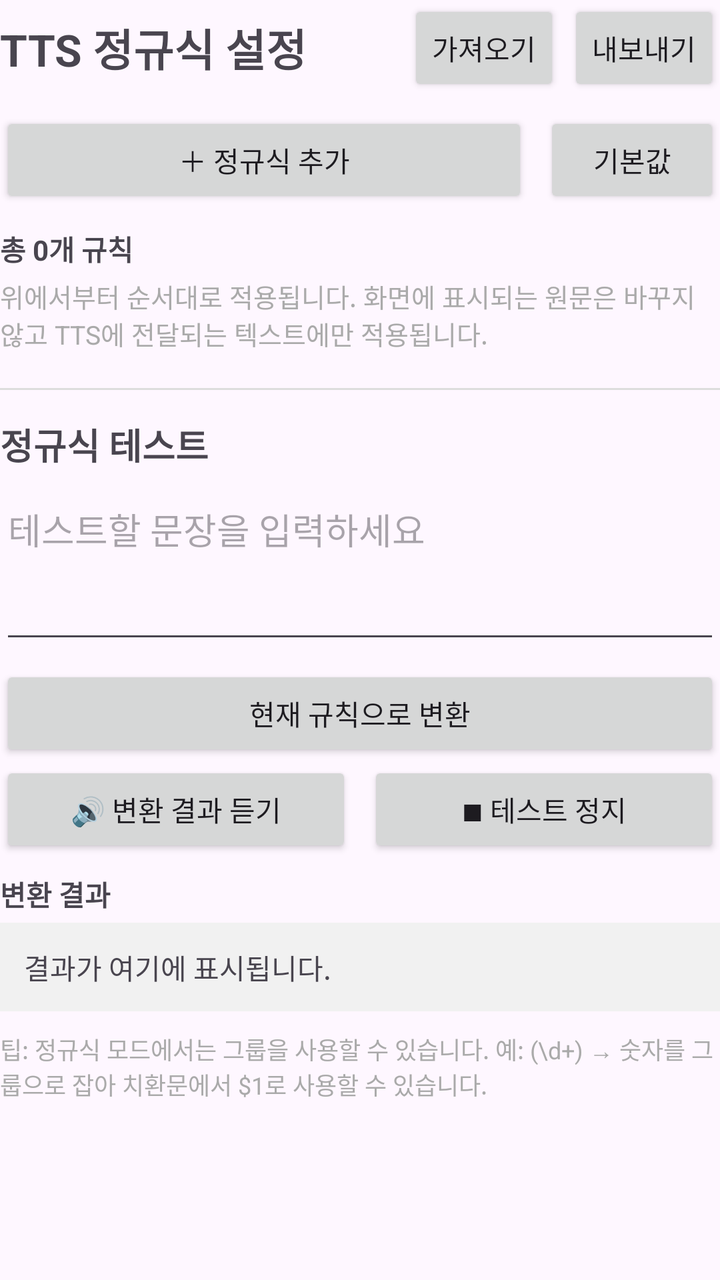
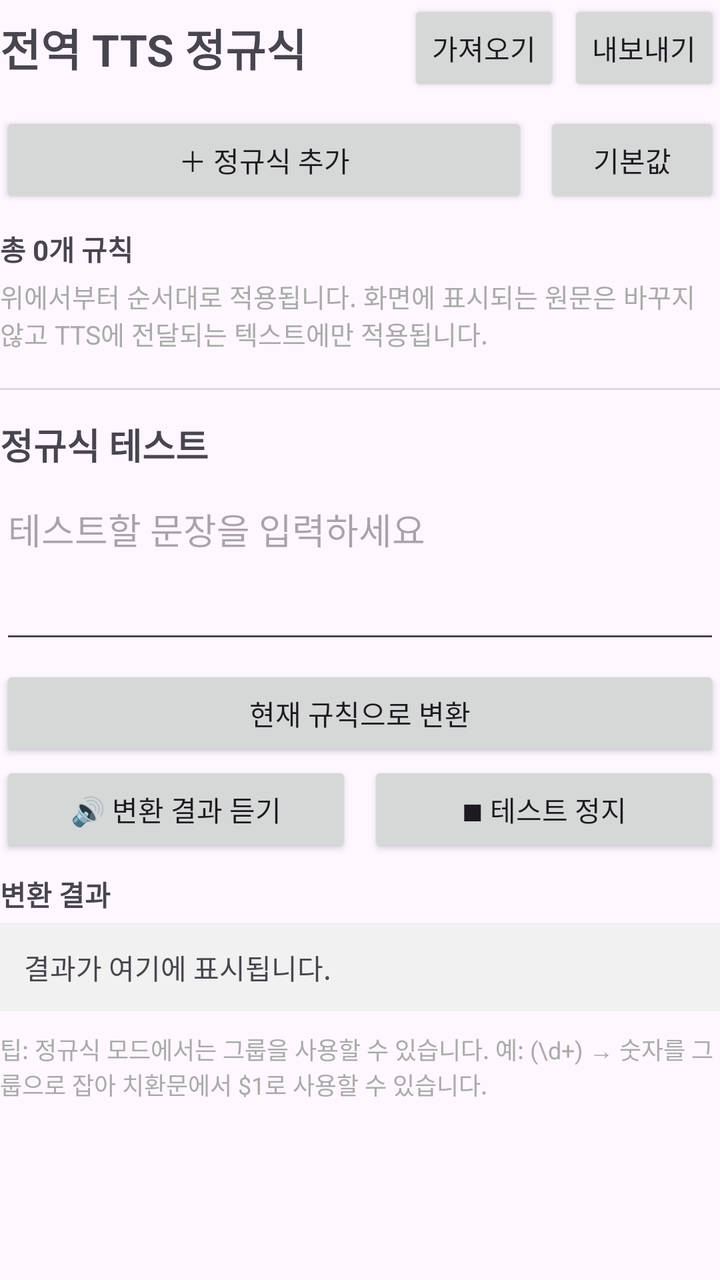

Two renders of the same Android screen: before a commit and after it. Below are the layout's source before the change and the commit's diff.
<!-- AndroidManifest.xml: application theme Theme.NovelRegEx -->
<!-- res/layout/activity_tts_regex_settings.xml -->
<?xml version="1.0" encoding="utf-8"?>
<ScrollView xmlns:android="http://schemas.android.com/apk/res/android"
    android:id="@+id/tts_regex_root"
    android:layout_width="match_parent"
    android:layout_height="match_parent"
    android:background="?android:attr/colorBackground"
    android:fillViewport="true">

    <LinearLayout
        android:layout_width="match_parent"
        android:layout_height="wrap_content"
        android:orientation="vertical">

        <LinearLayout
            android:layout_width="match_parent"
            android:layout_height="wrap_content"
            android:gravity="center_vertical">

            <TextView
                android:layout_width="0dp"
                android:layout_height="wrap_content"
                android:layout_weight="1"
                android:text="TTS 정규식 설정"
                android:textSize="22sp"
                android:textStyle="bold" />

            <Button
                android:id="@+id/button_import"
                android:layout_width="wrap_content"
                android:layout_height="wrap_content"
                android:minWidth="0dp"
                android:text="가져오기" />

            <Button
                android:id="@+id/button_export"
                android:layout_width="wrap_content"
                android:layout_height="wrap_content"
                android:minWidth="0dp"
                android:layout_marginStart="4dp"
                android:text="내보내기" />
        </LinearLayout>

        <LinearLayout
            android:layout_width="match_parent"
            android:layout_height="wrap_content"
            android:layout_marginTop="8dp"
            android:orientation="horizontal">

            <Button
                android:id="@+id/button_add_rule"
                android:layout_width="0dp"
                android:layout_height="wrap_content"
                android:layout_weight="1"
                android:text="＋ 정규식 추가" />

            <Button
                android:id="@+id/button_reset"
                android:layout_width="wrap_content"
                android:layout_height="wrap_content"
                android:layout_marginStart="8dp"
                android:text="기본값" />
        </LinearLayout>

        <TextView
            android:id="@+id/rule_count"
            android:layout_width="match_parent"
            android:layout_height="wrap_content"
            android:layout_marginTop="10dp"
            android:text="총 0개 규칙"
            android:textSize="14sp"
            android:textStyle="bold" />

        <TextView
            android:layout_width="match_parent"
            android:layout_height="wrap_content"
            android:layout_marginTop="4dp"
            android:text="위에서부터 순서대로 적용됩니다. 화면에 표시되는 원문은 바꾸지 않고 TTS에 전달되는 텍스트에만 적용됩니다."
            android:textColor="@android:color/darker_gray"
            android:textSize="13sp" />

        <LinearLayout
            android:id="@+id/rules_container"
            android:layout_width="match_parent"
            android:layout_height="wrap_content"
            android:layout_marginTop="10dp"
            android:orientation="vertical" />

        <View
            android:layout_width="match_parent"
            android:layout_height="1dp"
            android:layout_marginTop="8dp"
            android:background="#DDDDDD" />

        <TextView
            android:layout_width="match_parent"
            android:layout_height="wrap_content"
            android:layout_marginTop="14dp"
            android:text="정규식 테스트"
            android:textSize="18sp"
            android:textStyle="bold" />

        <EditText
            android:id="@+id/test_input"
            android:layout_width="match_parent"
            android:layout_height="wrap_content"
            android:layout_marginTop="6dp"
            android:gravity="top"
            android:hint="테스트할 문장을 입력하세요"
            android:inputType="textMultiLine"
            android:minLines="3" />

        <Button
            android:id="@+id/button_test"
            android:layout_width="match_parent"
            android:layout_height="wrap_content"
            android:layout_marginTop="6dp"
            android:text="현재 규칙으로 변환" />

        <LinearLayout
            android:layout_width="match_parent"
            android:layout_height="wrap_content"
            android:orientation="horizontal">

            <Button
                android:id="@+id/button_test_tts"
                android:layout_width="0dp"
                android:layout_height="wrap_content"
                android:layout_weight="1"
                android:layout_marginEnd="4dp"
                android:text="🔊 변환 결과 듣기" />

            <Button
                android:id="@+id/button_stop_tts"
                android:layout_width="0dp"
                android:layout_height="wrap_content"
                android:layout_weight="1"
                android:layout_marginStart="4dp"
                android:text="■ 테스트 정지" />
        </LinearLayout>

        <TextView
            android:layout_width="match_parent"
            android:layout_height="wrap_content"
            android:layout_marginTop="8dp"
            android:text="변환 결과"
            android:textStyle="bold" />

        <TextView
            android:id="@+id/test_output"
            android:layout_width="match_parent"
            android:layout_height="wrap_content"
            android:layout_marginTop="4dp"
            android:background="#F1F1F1"
            android:padding="12dp"
            android:text="결과가 여기에 표시됩니다."
            android:textIsSelectable="true"
            android:textSize="14sp" />

        <TextView
            android:layout_width="match_parent"
            android:layout_height="wrap_content"
            android:layout_marginTop="10dp"
            android:layout_marginBottom="8dp"
            android:text="팁: 정규식 모드에서는 그룹을 사용할 수 있습니다. 예: (\\d+) → 숫자를 그룹으로 잡아 치환문에서 $1로 사용할 수 있습니다."
            android:textColor="@android:color/darker_gray"
            android:textSize="12sp" />
    </LinearLayout>
</ScrollView>
<!-- resources referenced by this layout -->
<resources>
  <style name="Theme.NovelRegEx" parent="Base.Theme.NovelRegEx" />
  <style name="Base.Theme.NovelRegEx" parent="Theme.Material3.DayNight.NoActionBar" />
</resources>

<!-- the commit's change to res/layout/activity_tts_regex_settings.xml (unified diff, before → after) -->
@@ -17,10 +17,11 @@
             android:gravity="center_vertical">
 
             <TextView
+                android:id="@+id/tts_regex_title"
                 android:layout_width="0dp"
                 android:layout_height="wrap_content"
                 android:layout_weight="1"
-                android:text="TTS 정규식 설정"
+                android:text="전역 TTS 정규식"
                 android:textSize="22sp"
                 android:textStyle="bold" />
 
